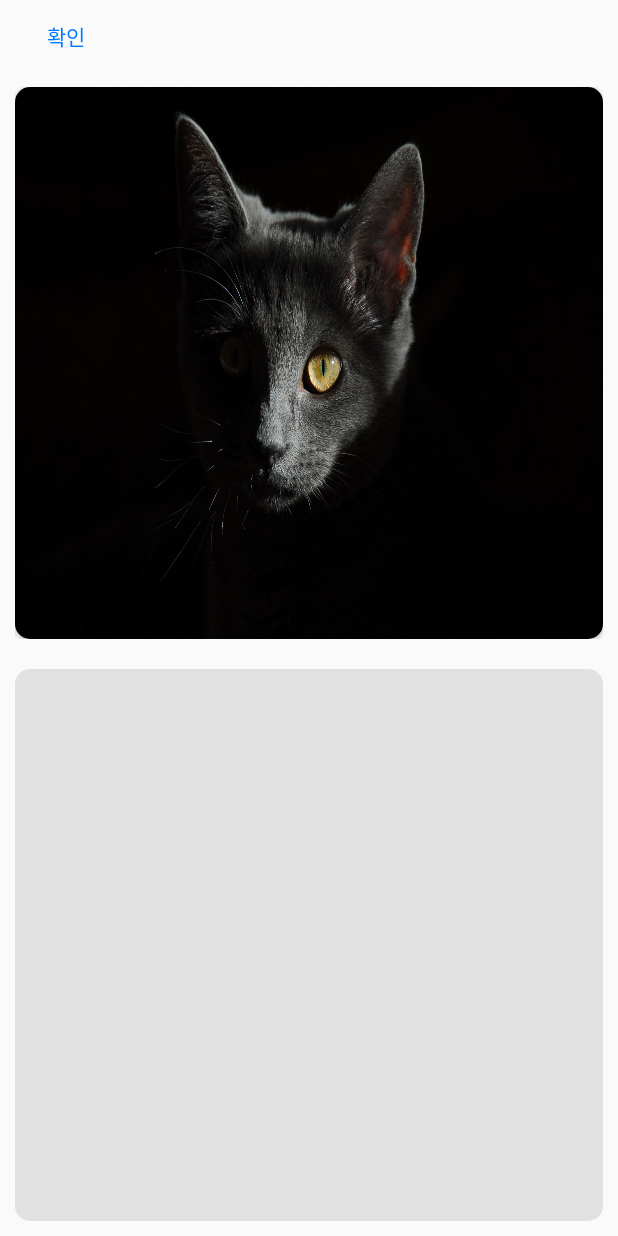
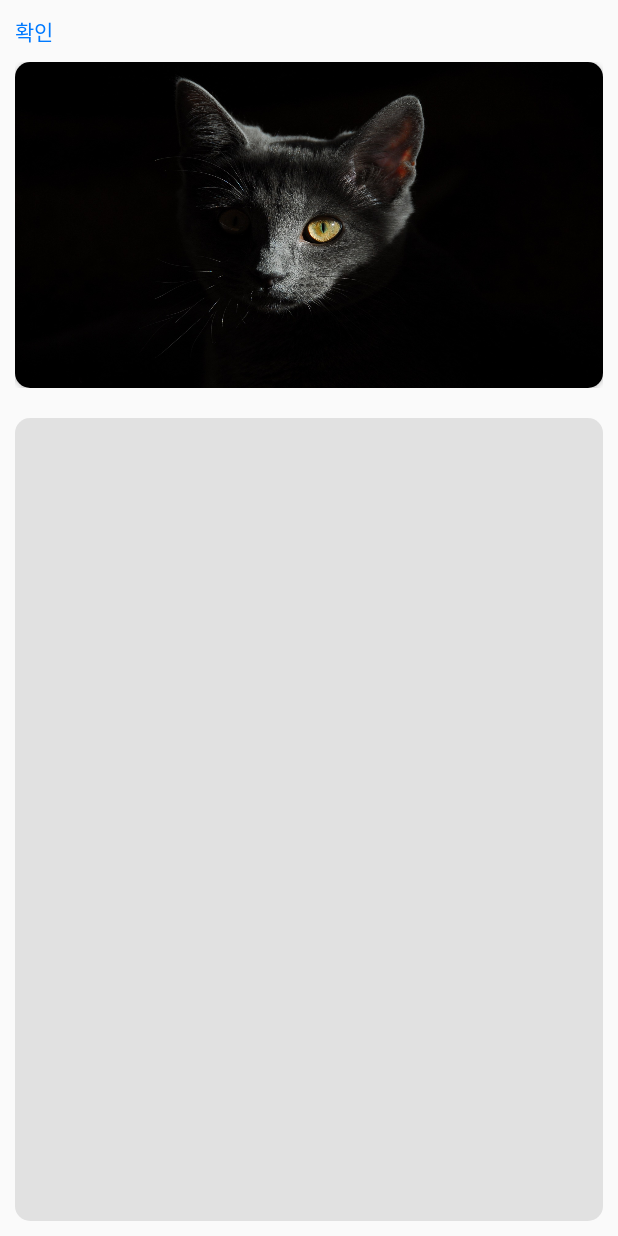
Before and after one commit to SeonghoJin/camp-1, an Android app: the layout blue_view_fragment.xml on its own in the app's theme, with its tools: preview values and no code run, on a phone screen of 412 x 824 dp. Run offline under Robolectric (Android 15) with nearby library versions, the phone set to English and light mode, and no system bars.

Commit message:
install expandable-layout

```diff
--- a/app/build.gradle
+++ b/app/build.gradle
@@ -50,10 +50,8 @@ dependencies {
     androidTestImplementation 'androidx.test.ext:junit:1.1.3'
     androidTestImplementation 'androidx.test.espresso:espresso-core:3.4.0'
 
-    // Utilities for Maps SDK for Android (requires Google Play Services)
-//    implementation 'com.google.maps.android:android-maps-utils:2.3.0'
     implementation 'com.github.chrisbanes:PhotoView:2.1.4'
     implementation 'com.eightbitlab:blurview:1.6.6'
     implementation 'jp.wasabeef:blurry:4.0.1'
-
+    implementation "com.github.skydoves:expandablelayout:1.0.7"
 }
--- a/app/src/main/res/layout/blue_view_fragment.xml
+++ b/app/src/main/res/layout/blue_view_fragment.xml
@@ -16,43 +16,44 @@
     <LinearLayout
         android:layout_width="match_parent"
         android:layout_height="match_parent"
-        android:orientation="vertical"
-        >
+        android:orientation="vertical">
 
         <Button
             android:layout_width="wrap_content"
             android:layout_height="wrap_content"
+            android:layout_marginLeft="10dp"
+            android:layout_marginTop="10dp"
             android:background="@color/transparent"
+            android:minWidth="0dp"
+            android:minHeight="0dp"
             android:text="확인"
             android:textColor="@color/iphone_links"></Button>
-            >
+        >
 
         <LinearLayout
             android:layout_width="match_parent"
             android:layout_height="match_parent"
-            android:weightSum="10"
             android:orientation="vertical"
-            >
+            android:weightSum="10">
 
             <!-- 예제 그림 -->
             <RelativeLayout
                 android:layout_width="match_parent"
                 android:layout_height="0dp"
-                android:padding="10dp"
-                android:layout_weight="5"
-                >
+                android:layout_weight="3"
+                android:padding="10dp">
 
                 <androidx.cardview.widget.CardView
                     android:layout_width="match_parent"
                     android:layout_height="match_parent"
-                    card_view:cardCornerRadius="10dp"
-                    >
+                    card_view:cardCornerRadius="10dp">
+
                     <ImageView
                         android:layout_width="match_parent"
                         android:layout_height="match_parent"
                         android:background="@drawable/view09"
-                        >
-                    </ImageView>
+                        android:scaleType="centerInside"
+                        ></ImageView>
                 </androidx.cardview.widget.CardView>
 
             </RelativeLayout>
@@ -62,16 +63,13 @@
             <LinearLayout
                 android:layout_width="match_parent"
                 android:layout_height="0dp"
-                android:padding="10dp"
-                android:layout_weight="5"
-                >
+                android:layout_weight="7"
+                android:padding="10dp">
 
                 <LinearLayout
                     android:layout_width="match_parent"
                     android:layout_height="match_parent"
-                    android:background="@drawable/map_content"
-                    >
-                </LinearLayout>
+                    android:background="@drawable/map_content"></LinearLayout>
 
             </LinearLayout>
 
```
